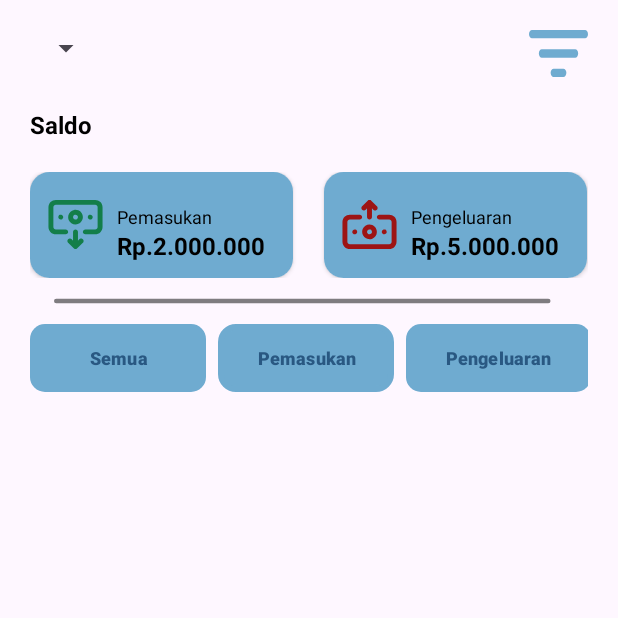
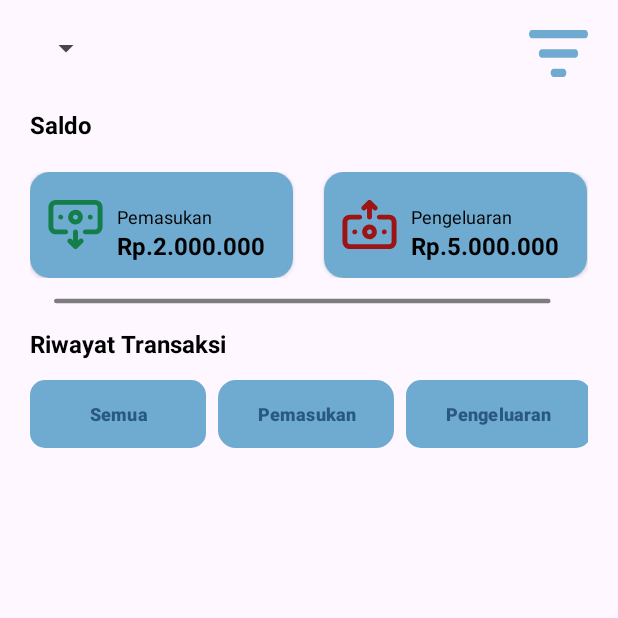
Before and after one commit to safiinaa/Aplikasi_Keuangan_DesaKrebet, an Android app: the fragment BerandaFragment shown on its own in the app's theme, on a phone screen of 412 x 824 dp, the top half of it. Run offline under Robolectric (Android 15) with nearby library versions, the phone set to English and light mode, and no system bars; our stand-ins replace sdp/ssp sizes.

Commit message:
add tvTitle2 in fragment_beranda.xml

```diff
--- a/app/src/main/res/layout/fragment_beranda.xml
+++ b/app/src/main/res/layout/fragment_beranda.xml
@@ -160,6 +160,15 @@
         app:layout_constraintTop_toBottomOf="@id/layoutSaldo"
         tools:ignore="ContentDescription" />
 
+    <TextView
+        android:id="@+id/tvTitle2"
+        android:layout_width="wrap_content"
+        android:layout_height="wrap_content"
+        android:layout_marginTop="@dimen/_12sdp"
+        android:text="@string/riwayat_transaksi"
+        app:layout_constraintTop_toBottomOf="@id/imgLine"
+        style="@style/blackTextBtn"/>
+
     <LinearLayout
         android:id="@+id/layoutMenu2"
         android:layout_width="match_parent"
@@ -167,7 +176,7 @@
         android:layout_marginTop="@dimen/_10sdp"
         android:orientation="horizontal"
         app:layout_constraintStart_toStartOf="parent"
-        app:layout_constraintTop_toBottomOf="@id/imgLine">
+        app:layout_constraintTop_toBottomOf="@id/tvTitle2">
 
         <Button
             style="@style/whiteTextBtn"
--- a/app/src/main/res/values/strings.xml
+++ b/app/src/main/res/values/strings.xml
@@ -19,4 +19,5 @@
     <string name="pengunjung_a">Pengunjung A</string>
     <string name="tanggal">24 April 2024</string>
     <string name="pengajar_tari">Pengajar Tari</string>
+    <string name="riwayat_transaksi">Riwayat Transaksi</string>
 </resources>
```
